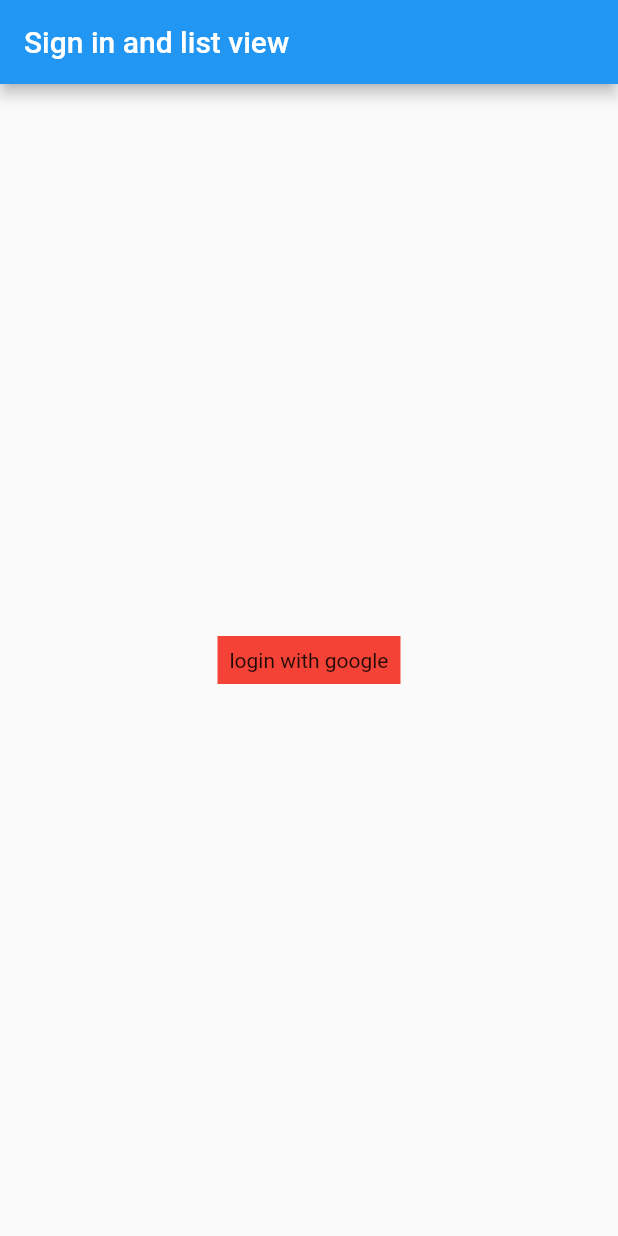
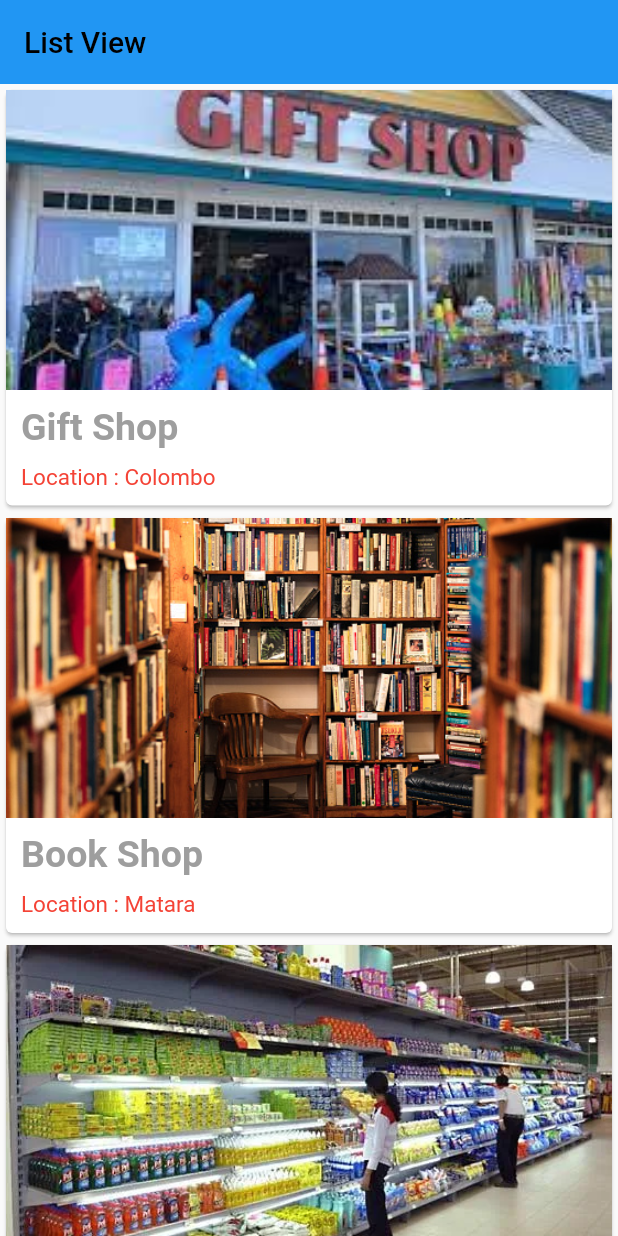
Before and after one commit to HasanChamara/google_Signin_and_ListView, a Flutter app: the screen it shows after launch, on a phone screen of 412 x 824 dp. Run offline on Flutter 3.47's test engine with Material 2 defaults, Android fonts, the phone set to English and light mode, and no system bars; our stand-ins replace firebase_auth, firebase_core, google_sign_in; accounts and stored records are empty.

Commit message:
List_View
Done List View

```diff
--- /dev/null
+++ b/googlesignin/lib/home_screen.dart
@@ -0,0 +1,130 @@
+import 'package:flutter/material.dart';
+
+// void main() {
+//   runApp(const MyAp());
+// }
+
+class MyAp extends StatelessWidget {
+  const MyAp({Key? key}) : super(key: key);
+
+  @override
+  Widget build(BuildContext context) {
+    return const MaterialApp(
+      debugShowCheckedModeBanner: false,
+      home: ListViewHomePage(),
+    );
+  }
+}
+
+class ListViewHomePage extends StatefulWidget {
+  const ListViewHomePage({Key? key}) : super(key: key);
+
+  @override
+  _ListViewHomePageState createState() => _ListViewHomePageState();
+}
+
+var titleList = [
+  "Gift Shop",
+  "Book Shop",
+  "Super Market",
+  "Computer Shop",
+  "Cool Drink Shop"
+];
+
+var locationList = [
+  "Location : Colombo",
+  "Location : Matara",
+  "Location : Avissawella",
+  "Location : Galle",
+  "Location : Dehiowita"
+];
+
+var imgList = [
+  "assets/giftshop.jpg",
+  "assets/bookshop.jpg",
+  "assets/supermarket.jpg",
+  "assets/computershop.jpg",
+  "assets/cooldrink.jpg"
+];
+
+class _ListViewHomePageState extends State<ListViewHomePage> {
+  @override
+  Widget build(BuildContext context) {
+    double width = MediaQuery.of(context).size.width * 0.6;
+    return Scaffold(
+      appBar: AppBar(
+        title: const Text("List View",
+          style: TextStyle(color: Colors.black),
+        ),
+        elevation: 0,
+        backgroundColor: Colors.blue,
+      ),
+      body: ListView.builder(
+          itemCount: imgList.length,
+          itemBuilder: (context, index){
+            return GestureDetector(
+              onTap: () {
+                print(titleList[index]);
+              },
+              child: Card(
+              // clipBehavior: Clip.antiAlias,
+                child: InkWell(
+                  onTap: (){},
+                  child: Column(
+                    mainAxisSize: MainAxisSize.min,
+                    crossAxisAlignment: CrossAxisAlignment.start,
+                    children: <Widget> [
+                      // Container(
+                      //   width: 200,
+                      //   height: 100,
+                      //   child: Image.asset(imgList[index]),
+                      // ),
+                      Stack(
+                        alignment: Alignment.bottomLeft,
+                        children: [
+                          Ink.image(
+                            height: 200,
+                            image: AssetImage(imgList[index]
+                            ),
+                            fit: BoxFit.fitWidth,
+                          ),
+                        ],
+                      ),
+
+                      Padding(
+                        padding: const EdgeInsets.all(10.0),
+                        child: Column(
+                          crossAxisAlignment: CrossAxisAlignment.start,
+                          children:  <Widget>[
+                            Text(
+                              titleList[index],
+                              style: const TextStyle(
+                                fontSize: 25,
+                                color: Colors.grey,
+                                fontWeight: FontWeight.bold,
+                              ),
+                            ),
+                            SizedBox(height: 10,),
+                            Container(
+                              width: width,
+                              child: Text(
+                                locationList[index],
+                                style: TextStyle(
+                                  fontSize: 15,
+                                  color: Colors.red[500],
+                                ),
+                              ),
+                            )
+                          ],
+                        ),
+                      )
+                    ],
+                  ),
+              ),
+            ),
+            );
+          }
+      ),
+    );
+  }
+}
--- a/googlesignin/lib/main.dart
+++ b/googlesignin/lib/main.dart
@@ -2,11 +2,13 @@ import 'package:flutter/material.dart';
 import 'package:google_sign_in/google_sign_in.dart';
 import 'package:firebase_core/firebase_core.dart';
 import 'package:firebase_auth/firebase_auth.dart';
+import 'package:googlesignin/home_screen.dart';
 
 void main()async {
   WidgetsFlutterBinding.ensureInitialized();
   await Firebase.initializeApp();
-  runApp(const MyApp());
+  // runApp(const MyApp());
+  runApp(const MyAp());
 }
 
 class MyApp extends StatelessWidget {
@@ -92,7 +94,13 @@ class _MyHomePageState extends State<MyHomePage> {
                     idToken: googleauth.idToken
                   );
                   await FirebaseAuth.instance.signInWithCredential(creds);
-                },
+
+                  // Navigator.push(context, MaterialPageRoute(builder: (BuildContext context){
+                  //   return Home();
+                  // },),);
+
+
+                  },
                 child: Container(
                   color: Colors.red,
                   child: const Padding(
```
Also changed, not shown: googlesignin/pubspec.yaml (+6 -1 lines), googlesignin/assets/bookshop.jpg (added), googlesignin/assets/computershop.jpg (added), googlesignin/assets/cooldrink.jpg (added), googlesignin/assets/gasshop.jpg (added), googlesignin/assets/giftshop.jpg (added), googlesignin/assets/supermarket.jpg (added), googlesignin/assets/vegitablemarket.jpg (added).
